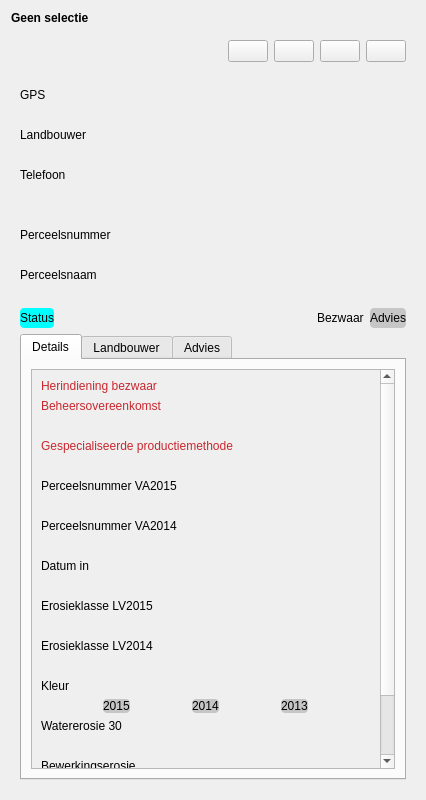
The window that ui_parcelinfowidget.ui (DOV-Vlaanderen/erosiebezwaren) describes before a commit, drawn with Qt 5.
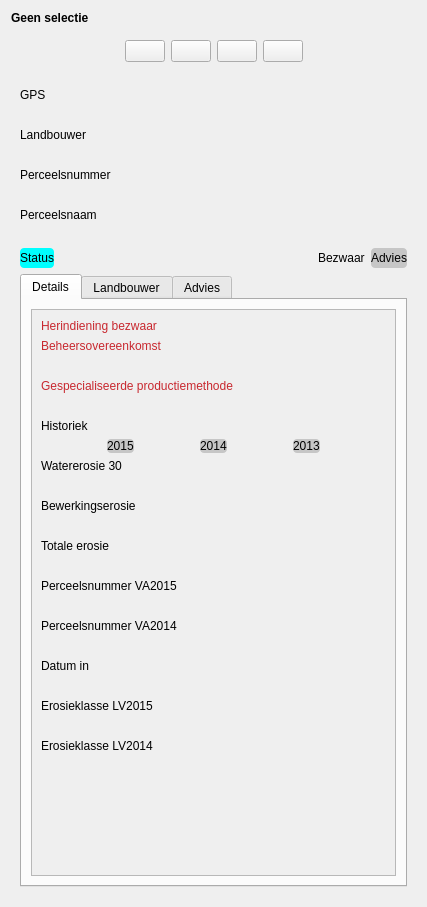
The same window after the commit. Icons and pictures are not drawn. Custom widgets are drawn as their Qt base class.

```diff
--- a/ui_parcelinfowidget.ui
+++ b/ui_parcelinfowidget.ui
@@ -6,8 +6,8 @@
    <rect>
     <x>0</x>
     <y>0</y>
-    <width>426</width>
-    <height>800</height>
+    <width>427</width>
+    <height>907</height>
    </rect>
   </property>
   <property name="windowTitle">
@@ -39,7 +39,7 @@
           </property>
           <property name="sizeHint" stdset="0">
            <size>
-            <width>40</width>
+            <width>0</width>
             <height>20</height>
            </size>
           </property>
@@ -131,6 +131,19 @@
           </property>
          </widget>
         </item>
+        <item>
+         <spacer name="horizontalSpacer_3">
+          <property name="orientation">
+           <enum>Qt::Horizontal</enum>
+          </property>
+          <property name="sizeHint" stdset="0">
+           <size>
+            <width>0</width>
+            <height>20</height>
+           </size>
+          </property>
+         </spacer>
+        </item>
        </layout>
       </item>
       <item>
@@ -194,39 +207,6 @@
         </property>
        </widget>
       </item>
-      <item>
-       <widget class="QLabel" name="lb_telefoon">
-        <property name="text">
-         <string>Telefoon</string>
-        </property>
-       </widget>
-      </item>
-      <item>
-       <widget class="AutohideValueLabel" name="vw_gsm">
-        <property name="styleSheet">
-         <string notr="true">* { font-style: italic; }</string>
-        </property>
-        <property name="text">
-         <string/>
-        </property>
-        <property name="indent">
-         <number>20</number>
-        </property>
-       </widget>
-      </item>
-      <item>
-       <widget class="AutohideValueLabel" name="vw_telefoon">
-        <property name="styleSheet">
-         <string notr="true">* { font-style: italic; }</string>
-        </property>
-        <property name="text">
-         <string/>
-        </property>
-        <property name="indent">
-         <number>20</number>
-        </property>
-       </widget>
-      </item>
       <item>
        <widget class="QLabel" name="lb_perceelsnummer">
         <property name="text">
@@ -376,7 +356,7 @@
               <rect>
                <x>0</x>
                <y>0</y>
-               <width>353</width>
+               <width>354</width>
                <height>639</height>
               </rect>
              </property>
@@ -459,115 +439,9 @@
                </widget>
               </item>
               <item>
-               <widget class="QLabel" name="lb_perceelsnr_2015">
+               <widget class="QLabel" name="lb_historiek">
                 <property name="text">
-                 <string>Perceelsnummer VA2015</string>
-                </property>
-               </widget>
-              </item>
-              <item>
-               <widget class="QLabel" name="vw2_perceelsnr_va_2015">
-                <property name="styleSheet">
-                 <string notr="true">* { font-style: italic; }</string>
-                </property>
-                <property name="text">
-                 <string/>
-                </property>
-                <property name="indent">
-                 <number>20</number>
-                </property>
-               </widget>
-              </item>
-              <item>
-               <widget class="QLabel" name="lb_perceelsnr_2014">
-                <property name="text">
-                 <string>Perceelsnummer VA2014</string>
-                </property>
-               </widget>
-              </item>
-              <item>
-               <widget class="QLabel" name="lbv_perceelsnr_2014">
-                <property name="styleSheet">
-                 <string notr="true">* { font-style: italic; }</string>
-                </property>
-                <property name="text">
-                 <string/>
-                </property>
-                <property name="indent">
-                 <number>20</number>
-                </property>
-               </widget>
-              </item>
-              <item>
-               <widget class="QLabel" name="label_4">
-                <property name="text">
-                 <string>Datum in</string>
-                </property>
-               </widget>
-              </item>
-              <item>
-               <widget class="QLabel" name="vw_datum_bezwaar">
-                <property name="styleSheet">
-                 <string notr="true">* { font-style: italic; }</string>
-                </property>
-                <property name="text">
-                 <string/>
-                </property>
-                <property name="indent">
-                 <number>20</number>
-                </property>
-               </widget>
-              </item>
-              <item>
-               <widget class="QLabel" name="lb_erosieklasse_lv_2015">
-                <property name="text">
-                 <string>Erosieklasse LV2015</string>
-                </property>
-               </widget>
-              </item>
-              <item>
-               <widget class="QLabel" name="vw_erosieklasse_lv_2015">
-                <property name="styleSheet">
-                 <string notr="true">* { font-style: italic; }</string>
-                </property>
-                <property name="text">
-                 <string/>
-                </property>
-                <property name="wordWrap">
-                 <bool>true</bool>
-                </property>
-                <property name="indent">
-                 <number>20</number>
-                </property>
-               </widget>
-              </item>
-              <item>
-               <widget class="QLabel" name="lb_erosieklasse_lv_2014">
-                <property name="text">
-                 <string>Erosieklasse LV2014</string>
-                </property>
-               </widget>
-              </item>
-              <item>
-               <widget class="QLabel" name="vw_erosieklasse_lv_2014">
-                <property name="styleSheet">
-                 <string notr="true">* { font-style: italic; }</string>
-                </property>
-                <property name="text">
-                 <string/>
-                </property>
-                <property name="wordWrap">
-                 <bool>true</bool>
-                </property>
-                <property name="indent">
-                 <number>20</number>
-                </property>
-               </widget>
-              </item>
-              <item>
-               <widget class="QLabel" name="lb_kleur">
-                <property name="text">
-                 <string>Kleur</string>
+                 <string>Historiek</string>
                 </property>
                </widget>
               </item>
@@ -695,6 +569,112 @@
                 </property>
                </widget>
               </item>
+              <item>
+               <widget class="QLabel" name="lb_perceelsnr_2015">
+                <property name="text">
+                 <string>Perceelsnummer VA2015</string>
+                </property>
+               </widget>
+              </item>
+              <item>
+               <widget class="QLabel" name="efw2_perceelsnr_va_2015">
+                <property name="styleSheet">
+                 <string notr="true">* { font-style: italic; }</string>
+                </property>
+                <property name="text">
+                 <string/>
+                </property>
+                <property name="indent">
+                 <number>20</number>
+                </property>
+               </widget>
+              </item>
+              <item>
+               <widget class="QLabel" name="lb_perceelsnr_2014">
+                <property name="text">
+                 <string>Perceelsnummer VA2014</string>
+                </property>
+               </widget>
+              </item>
+              <item>
+               <widget class="QLabel" name="lbv_perceelsnr_2014">
+                <property name="styleSheet">
+                 <string notr="true">* { font-style: italic; }</string>
+                </property>
+                <property name="text">
+                 <string/>
+                </property>
+                <property name="indent">
+                 <number>20</number>
+                </property>
+               </widget>
+              </item>
+              <item>
+               <widget class="QLabel" name="lb_datum_in">
+                <property name="text">
+                 <string>Datum in</string>
+                </property>
+               </widget>
+              </item>
+              <item>
+               <widget class="QLabel" name="efw_datum_bezwaar">
+                <property name="styleSheet">
+                 <string notr="true">* { font-style: italic; }</string>
+                </property>
+                <property name="text">
+                 <string/>
+                </property>
+                <property name="indent">
+                 <number>20</number>
+                </property>
+               </widget>
+              </item>
+              <item>
+               <widget class="QLabel" name="lb_erosieklasse_lv_2015">
+                <property name="text">
+                 <string>Erosieklasse LV2015</string>
+                </property>
+               </widget>
+              </item>
+              <item>
+               <widget class="QLabel" name="efw_erosieklasse_lv_2015">
+                <property name="styleSheet">
+                 <string notr="true">* { font-style: italic; }</string>
+                </property>
+                <property name="text">
+                 <string/>
+                </property>
+                <property name="wordWrap">
+                 <bool>true</bool>
+                </property>
+                <property name="indent">
+                 <number>20</number>
+                </property>
+               </widget>
+              </item>
+              <item>
+               <widget class="QLabel" name="lb_erosieklasse_lv_2014">
+                <property name="text">
+                 <string>Erosieklasse LV2014</string>
+                </property>
+               </widget>
+              </item>
+              <item>
+               <widget class="QLabel" name="efw_erosieklasse_lv_2014">
+                <property name="styleSheet">
+                 <string notr="true">* { font-style: italic; }</string>
+                </property>
+                <property name="text">
+                 <string/>
+                </property>
+                <property name="wordWrap">
+                 <bool>true</bool>
+                </property>
+                <property name="indent">
+                 <number>20</number>
+                </property>
+               </widget>
+              </item>
               <item>
                <spacer name="verticalSpacer">
                 <property name="orientation">
```
Left out of the diff: 76 changed lines with no effect on the pictures.
